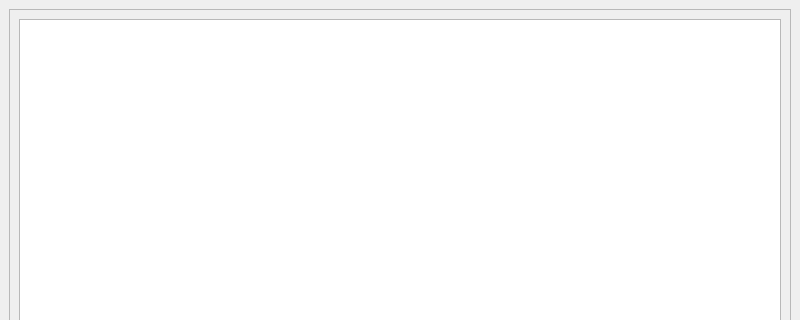
preachermax/BiblionOCR, file Developer/QtDesignerUI/MyExplorerUI.ui: the form before one commit; both pictures show x 0 to 800 and y 0 to 320 of the 800 by 600 pixel window.
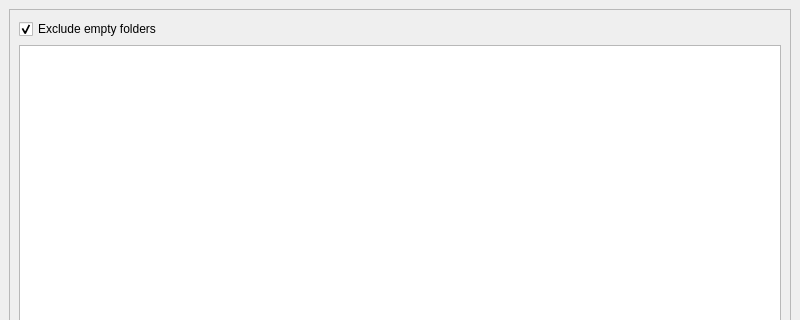
The form after the commit. Icons and pictures are not drawn.

Commit message: Resolve local training and explorer cleanup

Diff of the .ui file:
```diff
--- a/Developer/QtDesignerUI/MyExplorerUI.ui
+++ b/Developer/QtDesignerUI/MyExplorerUI.ui
@@ -32,6 +32,16 @@
       </property>
       <layout class="QGridLayout" name="gridLayout_2">
        <item row="0" column="0">
+        <widget class="QCheckBox" name="exclude_empty_checkbox">
+         <property name="text">
+          <string>Exclude empty folders</string>
+         </property>
+         <property name="checked">
+          <bool>true</bool>
+         </property>
+        </widget>
+       </item>
+       <item row="1" column="0">
         <widget class="QTreeView" name="treeView"/>
        </item>
       </layout>
```
The commit also changes 52 other files.
